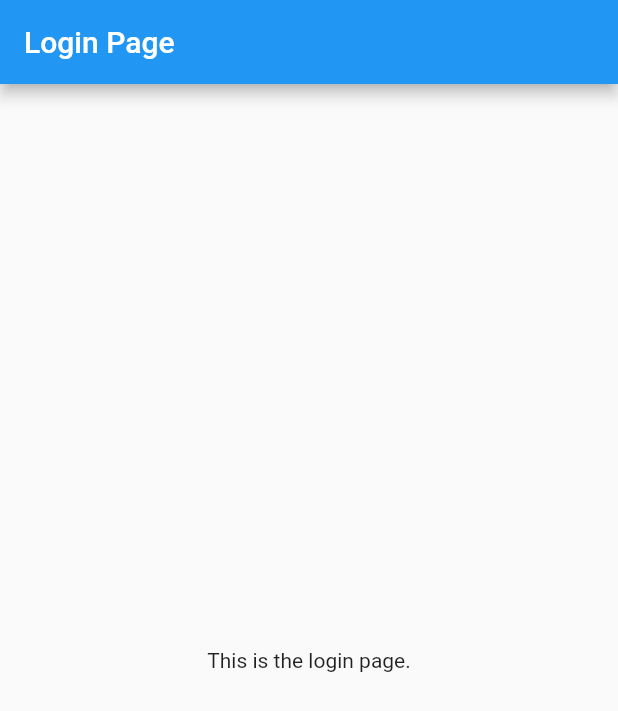
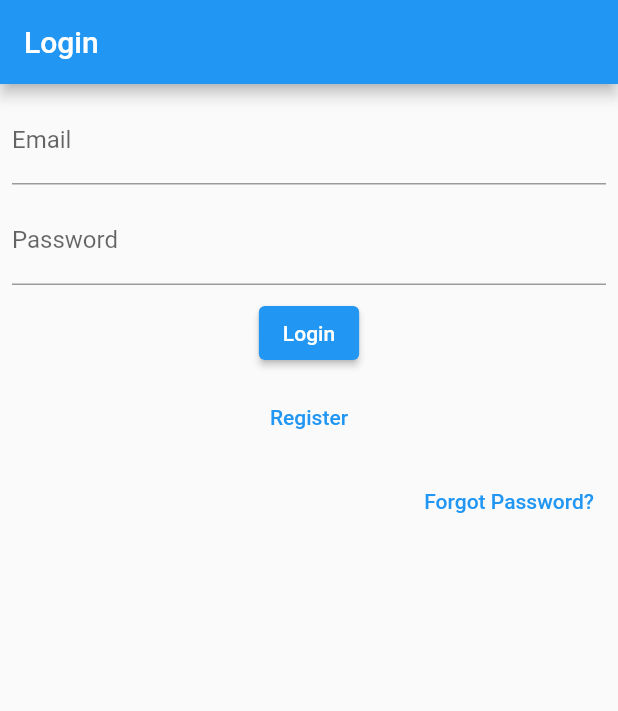
Before and after one commit to apoorvpandey/ecommerce, a Flutter app: the screen it shows after launch, on a phone screen of 412 x 824 dp. Shown: the top 711 px of the screen. Run offline on Flutter 3.47's test engine with Material 3 defaults, Android fonts, the phone set to English and light mode, and no system bars; our stand-ins replace firebase_core; accounts and stored records are empty.

```diff
--- a/lib/main.dart
+++ b/lib/main.dart
@@ -1,4 +1,4 @@
-import 'package:ecommerce/presentation/pages/login_page.dart';
+import 'package:ecommerce/presentation/pages/login_page/login_page.dart';
 import 'package:flutter/material.dart';
 
 void main() {
--- a/lib/presentation/pages/login_page.dart
+++ /dev/null
@@ -1,13 +0,0 @@
-import 'package:flutter/material.dart';
-
-class LoginPage extends StatelessWidget {
-  const LoginPage({super.key});
-
-  @override
-  Widget build(BuildContext context) {
-    return Scaffold(
-      appBar: AppBar(title: const Text('Login Page')),
-      body: const Center(child: Text('This is the login page.')),
-    );
-  }
-}
--- /dev/null
+++ b/lib/presentation/pages/login_page/login_page.dart
@@ -0,0 +1,42 @@
+import 'package:ecommerce/presentation/pages/forgot_password_page/forgot_password_page.dart';
+import 'package:ecommerce/presentation/pages/sign_up_page/sign_up_page.dart';
+import 'package:flutter/material.dart';
+
+import '../../../utils/utils.dart';
+
+class LoginPage extends StatelessWidget {
+  const LoginPage({super.key});
+
+  @override
+  Widget build(BuildContext context) {
+    return Scaffold(
+      appBar: AppBar(title: const Text('Login')),
+      body: Padding(
+        padding: const EdgeInsets.all(8.0),
+        child: Column(
+          crossAxisAlignment: CrossAxisAlignment.end,
+          spacing: 8,
+          children: [
+            TextFormField(decoration: InputDecoration(labelText: 'Email')),
+            TextFormField(decoration: InputDecoration(labelText: 'Password')),
+
+            Center(
+              child: ElevatedButton(onPressed: () {}, child: Text('Login')),
+            ),
+            Center(
+              child: TextButton(
+                onPressed: () => Utils.pushToNewRoute(context, SignUpPage()),
+                child: Text('Register'),
+              ),
+            ),
+            TextButton(
+              onPressed: () =>
+                  Utils.pushToNewRoute(context, ForgotPasswordPage()),
+              child: Text('Forgot Password?'),
+            ),
+          ],
+        ),
+      ),
+    );
+  }
+}
--- /dev/null
+++ b/lib/utils/utils.dart
@@ -0,0 +1,7 @@
+import 'package:flutter/material.dart';
+
+class Utils {
+  static Future pushToNewRoute(BuildContext context, Widget newRoute) {
+    return Navigator.push(context, MaterialPageRoute(builder: (_) => newRoute));
+  }
+}
```
Also changed, not shown: lib/presentation/pages/forgot_password_page/forgot_password_page.dart (added, +28 -0 lines), lib/presentation/pages/sign_up_page/sign_up_page.dart (added, +36 -0 lines).
